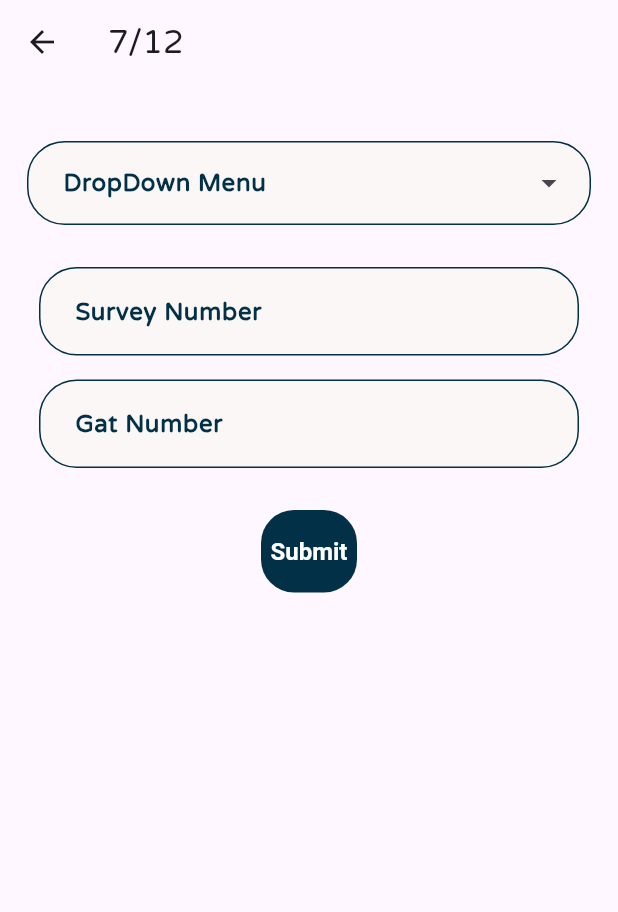
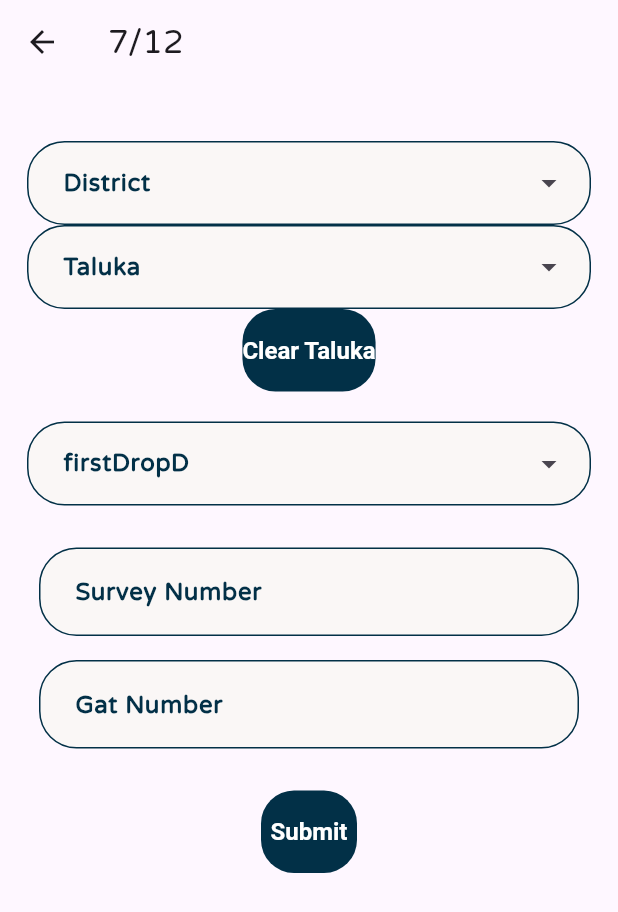
Before and after one commit to Dhanraj-Awatade/landServ_flutter_app, a Flutter app: the HomePage screen opened by its route, after a tap on "7/12", on a phone screen of 412 x 824 dp. Shown: the top 912 px of the screen. Run offline on Flutter 3.47's test engine with Material 3 defaults, Android fonts, the phone set to English and light mode, and no system bars; our stand-ins replace firebase_auth, firebase_core, flutter_riverpod, get, google_nav_bar, google_sign_in and 4 more; accounts and stored records are empty.

Commit message:
Added DropDs

```diff
--- /dev/null
+++ b/devtools_options.yaml
@@ -0,0 +1,3 @@
+description: This file stores settings for Dart & Flutter DevTools.
+documentation: https://docs.flutter.dev/tools/devtools/extensions#configure-extension-enablement-states
+extensions:
--- a/lib/app.dart
+++ b/lib/app.dart
@@ -23,8 +23,8 @@ class App extends StatelessWidget {
       darkTheme: MainTheme.darkTheme,
       debugShowCheckedModeBanner: false,
       // initialRoute: '/alterhome',
-      // home: isLoggedIn ? MyNavBar() : LoginPage(),
-      home: MyNavBar(),
+      home: isLoggedIn ? MyNavBar() : LoginPage(),
+      // home: MyNavBar(),
       // routes: MyRoutes.allRoutes,
       onGenerateRoute: (settings) => MyRoutes.allRoutes(settings),
       // ),
--- a/lib/components/custom_dropdown_form_button.dart
+++ /dev/null
@@ -1,28 +0,0 @@
-import 'package:flutter/material.dart';
-import 'package:mahareal_flutter_app/configs/constants/sizes.dart';
-
-class CustomDropdownFormButton extends StatelessWidget {
-  const CustomDropdownFormButton({super.key, required this.items, required this.onChanged, required this.label});
-  final List<String> items;
-  final ValueChanged<String?> onChanged;
-  final String label;
-
-  @override
-  Widget build(BuildContext context) {
-    return Padding(
-      padding: const EdgeInsets.all(CustomSizes.sm),
-      child: DropdownButtonFormField(
-        // padding: EdgeInsets.symmetric(vertical: 4),
-        decoration: InputDecoration(labelText: label),
-        // dropdownColor: MyColors.primary,
-        borderRadius: CustomSizes.inputBorderRadius,
-        // alignment: Alignment.center,
-
-        onChanged: onChanged,
-        items: items.map((String value) {
-          return DropdownMenuItem<String>(value: value, child: Text(value));
-        }).toList(),
-      ),
-    );
-  }
-}
--- /dev/null
+++ b/lib/components/custom_dropdown_menu_input.dart
@@ -0,0 +1,66 @@
+import 'package:flutter/material.dart';
+import 'package:mahareal_flutter_app/configs/constants/colors.dart';
+import 'package:mahareal_flutter_app/configs/constants/sizes.dart';
+import 'package:mahareal_flutter_app/theme/main_theme.dart';
+
+class CustomDropdownMenuInput extends StatelessWidget {
+  const CustomDropdownMenuInput({
+    super.key,
+    required this.items,
+    required this.onSelected,
+    required this.label,
+    this.enabled,
+    this.controller,
+  });
+
+  final List<String> items;
+  final ValueChanged<String?> onSelected;
+  final String label;
+  final bool? enabled;
+  final TextEditingController? controller;
+
+  @override
+  Widget build(BuildContext context) {
+    return DropdownMenu(
+      label: Text(
+        label,
+      ),
+      enabled: enabled ?? true,
+      controller: controller,
+      hintText: "Please select $label",
+      enableSearch: true,
+      enableFilter: true,
+      width: double.infinity,
+      onSelected: onSelected,
+      menuStyle: MenuStyle(
+        elevation: WidgetStatePropertyAll(CustomSizes.buttonElevation),
+        shadowColor: WidgetStatePropertyAll(MyColors.tertiary),
+        shape: WidgetStatePropertyAll(
+          RoundedRectangleBorder(borderRadius: CustomSizes.maxCircularBorderRadius, side: BorderSide()),
+        ),
+        padding: WidgetStatePropertyAll(CustomSizes.safetyPadding),
+        // maximumSize: WidgetStatePropertyAll(Size.fromWidth(2)),
+      ),
+      dropdownMenuEntries: items.map((item) {
+        return DropdownMenuEntry(value: item, label: item);
+      }).toList(),
+    );
+
+    //   DropdownButtonFormField(
+    //   alignment: Alignment.centerLeft,
+    //   decoration: InputDecoration(
+    //     labelText: label,
+    //     alignLabelWithHint: true,
+    //
+    //     contentPadding: CustomSizes.safetyPadding,
+    //     border: OutlineInputBorder(
+    //       borderRadius: CustomSizes.maxCircularBorderRadius,
+    //     ),
+    //   ),
+    //   onChanged: onChanged,
+    //   items: items.map((String value) {
+    //     return DropdownMenuItem<String>(value: value, child: Text(value));
+    //   }).toList(),
+    // );
+  }
+}
--- /dev/null
+++ b/lib/components/taluka_district_dropdown.dart
@@ -0,0 +1,63 @@
+import 'package:flutter/material.dart';
+import 'package:mahareal_flutter_app/components/custom_dropdown_menu_input.dart';
+import 'package:mahareal_flutter_app/configs/constants/lists.dart';
+import 'package:mahareal_flutter_app/configs/constants/service_list.dart';
+import 'package:mahareal_flutter_app/configs/utils/dropdown_generator.dart';
+
+class TalukaDistrictDropdown extends StatefulWidget {
+  const TalukaDistrictDropdown({super.key, required this.formData});
+
+  final Map<String, dynamic> formData;
+
+  @override
+  State<TalukaDistrictDropdown> createState() => _TalukaDistrictDropdownState();
+}
+
+class _TalukaDistrictDropdownState extends State<TalukaDistrictDropdown> {
+  final districts = MyLists.maharashtraDistrictTalukas.keys.toList();
+  // late String? selectedDistrict = districts.first;
+  late Set<String>? talukas = {""};
+  // MyLists.maharashtraDistrictTalukas[selectedDistrict];
+
+  final TextEditingController _talukaController = TextEditingController();
+  final TextEditingController _districtController = TextEditingController();
+
+  @override
+  Widget build(BuildContext context) {
+    // print(selectedDistrict);
+    print(talukas);
+
+    void setDistrict(value) {
+      setState(() {
+        _talukaController.clear();
+        _districtController.text = value;
+        talukas = MyLists.maharashtraDistrictTalukas[_districtController.value.text];
+
+        // _districtController.dispose();
+        // _talukaController.dispose();
+      });
+    }
+
+    return Column(
+      children: [
+        CustomDropdownMenuInput(
+          items: districts,
+          onSelected: setDistrict,
+          label: "District",
+        ),
+        CustomDropdownMenuInput(
+          // enabled: talukas != null,
+          items: /* selectedDistrict == null ? [] : */ talukas!.toList(),
+          onSelected: (value) {},
+          label: "Taluka",
+        ),
+        ElevatedButton(
+          onPressed: () {
+            _talukaController.clear();
+          },
+          child: Text("Clear Taluka"),
+        )
+      ],
+    );
+  }
+}
--- a/lib/configs/constants/lists.dart
+++ b/lib/configs/constants/lists.dart
@@ -6,18 +6,9 @@ class MyLists {
   MyLists._();
 
 /* Lists */
-  static List homePageCategoryLists = [
-    allServicesDescList,
-    landDocumentsList,
-    landServicesList,
-    surveysList
-  ];
+  static List homePageCategoryLists = [allServicesDescList, landDocumentsList, landServicesList, surveysList];
 
-  static const List bottomNavBarRouteList = [
-    HomePage(),
-    VaultPage(),
-    ConsultPage()
-  ];
+  static const List bottomNavBarRouteList = [HomePage(), VaultPage(), ConsultPage()];
 
   static const List servicesIconList = [
     "First",
@@ -26,8 +17,7 @@ class MyLists {
   ];
 
 /* Services Lists */
-  static List allServicesDescList =
-      landDocumentsList + landServicesList + surveysList;
+  static List allServicesDescList = landDocumentsList + landServicesList + surveysList;
 
   static const List<String> landDocumentsList = [
     "7/12",
@@ -66,9 +56,9 @@ class MyLists {
     "surveysList": surveysList
   };
 
-// Map < Service Name, List[TextFeilds], List[DropDs], upload enabled? >
+// Map < Service Name, List[TextFields], List[DropDs], upload enabled? >
 
-  final Map<String, Set<String>> maharashtraDistrictTalukas = {
+  static const Map<String, Set<String>> maharashtraDistrictTalukas = {
     'Pune': {
       'Haveli',
       'Mulshi',
--- a/lib/configs/constants/service_list.dart
+++ b/lib/configs/constants/service_list.dart
@@ -1,5 +1,3 @@
-// class talDistDrDropDownField {}
-
 import 'package:mahareal_flutter_app/configs/constants/enums.dart';
 
 class DropDownField {
@@ -8,41 +6,32 @@ class DropDownField {
   DropDownField({required this.dropdownOptions, required this.label});
 }
 
+// TODO: Add TextField input type (number,text)
 class CustomFormConfig {
   final List<String>? textFieldList;
   final List<DropDownField>? dropDownList;
   final bool hasTalDistDropDown;
-  CustomFormConfig(
-      {this.textFieldList,
-      this.dropDownList,
-      required this.hasTalDistDropDown});
+  CustomFormConfig({this.textFieldList, this.dropDownList, required this.hasTalDistDropDown});
 }
 
 class ServiceFormConfig {
   final String serviceName;
   final HomePageCategory categoryName;
   final List<CustomFormConfig> fields;
-  ServiceFormConfig(
-      {required this.serviceName,
-      required this.fields,
-      required this.categoryName});
+  ServiceFormConfig({required this.serviceName, required this.fields, required this.categoryName});
 }
 
 final services = <ServiceFormConfig>[
-  ServiceFormConfig(
-      serviceName: "7/12",
-      categoryName: HomePageCategory.documents,
-      fields: [
+  ServiceFormConfig(serviceName: "7/12", categoryName: HomePageCategory.documents, fields: [
     CustomFormConfig(
       hasTalDistDropDown: true,
       textFieldList: ["Survey Number", "Gat Number"],
-          // dropDownList: [DropDownField(label: "", dropdownOptions: [])],
+      dropDownList: [
+        DropDownField(label: "firstDropD", dropdownOptions: ["a", "b"])
+      ],
     )
   ]),
-  ServiceFormConfig(
-      serviceName: "Property Search",
-      categoryName: HomePageCategory.services,
-      fields: [
+  ServiceFormConfig(serviceName: "Property Search", categoryName: HomePageCategory.services, fields: [
     CustomFormConfig(
       hasTalDistDropDown: true,
       textFieldList: [],
--- /dev/null
+++ b/lib/configs/utils/dropdown_generator.dart
@@ -0,0 +1,32 @@
+import 'package:flutter/material.dart';
+import 'package:mahareal_flutter_app/components/custom_dropdown_menu_input.dart';
+import 'package:mahareal_flutter_app/configs/constants/service_list.dart';
+
+class CustomDropdownGenerator extends StatefulWidget {
+  const CustomDropdownGenerator({super.key, required this.items, required this.formData});
+
+  final Map<String, dynamic> formData;
+  final List<DropDownField> items;
+
+  @override
+  State<CustomDropdownGenerator> createState() => _CustomDropdownGeneratorState();
+}
+
+class _CustomDropdownGeneratorState extends State<CustomDropdownGenerator> {
+  @override
+  Widget build(BuildContext context) {
+    return Column(
+        children: widget.items
+            .map((x) => CustomDropdownMenuInput(
+                items: x.dropdownOptions,
+                onSelected: (value) {
+                  setState(() {
+                    widget.formData[x.label] = value;
+                  });
+                },
+                label: x.label))
+            .toList()
+        // CustomDropdownMenuInput(items: items, onSelected: onSelected, label: label),
+        );
+  }
+}
--- a/lib/main.dart
+++ b/lib/main.dart
@@ -4,8 +4,8 @@ import 'package:flutter_riverpod/flutter_riverpod.dart';
 import 'package:mahareal_flutter_app/app.dart';
 import 'package:shared_preferences/shared_preferences.dart';
 import 'package:firebase_core/firebase_core.dart';
-import 'package:firebase_auth/firebase_auth.dart';
-import 'package:google_sign_in/google_sign_in.dart';
+// import 'package:firebase_auth/firebase_auth.dart';
+// import 'package:google_sign_in/google_sign_in.dart';
 
 // Flutter app initializes here
 void main() async {
--- a/lib/pages/service_page.dart
+++ b/lib/pages/service_page.dart
@@ -1,7 +1,10 @@
 import 'package:flutter/material.dart';
+import 'package:mahareal_flutter_app/components/custom_dropdown_menu_input.dart';
+import 'package:mahareal_flutter_app/components/taluka_district_dropdown.dart';
 import 'package:mahareal_flutter_app/configs/constants/colors.dart';
 import 'package:mahareal_flutter_app/configs/constants/service_list.dart';
 import 'package:mahareal_flutter_app/configs/constants/sizes.dart';
+import 'package:mahareal_flutter_app/configs/utils/dropdown_generator.dart';
 import 'package:mahareal_flutter_app/configs/utils/textform_generator.dart';
 
 class ServicePage extends StatefulWidget {
@@ -26,15 +29,17 @@ class _ServicePageState extends State<ServicePage> {
 
   @override
   Widget build(BuildContext context) {
-    final ServiceFormConfig selectedService =
-        services.firstWhere((x) => x.serviceName == widget.serviceTitle);
-    final listOfTextFormFields =
-        selectedService.fields.map((x) => x.textFieldList).elementAt(0) ?? [""];
+    final ServiceFormConfig selectedService = services.firstWhere((x) => x.serviceName == widget.serviceTitle);
+    final listOfTextFormFields = selectedService.fields.map((x) => x.textFieldList).elementAt(0) ?? [""];
+    final listOfDropDowns = selectedService.fields.map((x) => x.dropDownList).elementAt(0) ?? [];
+    final hasTalDistDropDown = selectedService.fields.map((x) => x.hasTalDistDropDown).elementAt(0);
+
     return Scaffold(
       appBar: AppBar(title: Text(widget.serviceTitle)),
       // backgroundColor:
       //     MyColors.secondary, //ToDo: Make dynamically primary for dark mode
-      body: Padding(
+      body: SingleChildScrollView(
+        child: Padding(
           padding: CustomSizes.safetyPadding,
           child: Form(
             key: _formKey,
@@ -44,42 +49,23 @@ class _ServicePageState extends State<ServicePage> {
               crossAxisAlignment: CrossAxisAlignment.center,
               children: [
                 SizedBox(height: CustomSizes.defaultSpace),
+                TalukaDistrictDropdown(formData: _formData),
+                SizedBox(height: CustomSizes.defaultSpace),
                 // DropD Generator
-              DropdownMenu(
-                label: Text(
-                  "DropDown Menu",
-                ),
-                hintText: "Select a value",
-                enableSearch: true,
-                enableFilter: true,
-                width: double.infinity,
-                menuStyle: MenuStyle(
-                  elevation:
-                      WidgetStatePropertyAll(CustomSizes.buttonElevation),
-                  shadowColor: WidgetStatePropertyAll(MyColors.tertiary),
-                  shape: WidgetStatePropertyAll(
-                    RoundedRectangleBorder(
-                      borderRadius: CustomSizes.maxCircularBorderRadius,
-                    ),
-                  ),
-                ),
-                dropdownMenuEntries: [
-                  DropdownMenuEntry(value: 1, label: 'Hehe'),
-                  DropdownMenuEntry(value: 2, label: 'Hihi'),
-                  DropdownMenuEntry(value: 3, label: 'Hoho'),
-                ],
+                CustomDropdownGenerator(
+                  items: listOfDropDowns,
+                  formData: _formData,
                 ),
                 SizedBox(height: CustomSizes.defaultSpace),
-
                 // Text Form Generator
                 CustomTextFormFieldGenerator(
                   listOfTextFormFields: listOfTextFormFields,
                   formData: _formData,
                 ),
                 SizedBox(height: CustomSizes.defaultSpace),
-              ElevatedButton(
-                  onPressed: _submitForm, child: const Text("Submit")),
+                ElevatedButton(onPressed: _submitForm, child: const Text("Submit")),
               ],
+            ),
           ),
         ),
       ),
--- a/lib/theme/main_theme.dart
+++ b/lib/theme/main_theme.dart
@@ -1,5 +1,6 @@
 import 'package:flutter/material.dart';
 import 'package:mahareal_flutter_app/configs/constants/colors.dart';
+import 'package:mahareal_flutter_app/configs/constants/sizes.dart';
 import 'package:mahareal_flutter_app/theme/custom_button_theme.dart';
 import 'package:mahareal_flutter_app/theme/custom_input_theme.dart';
 import 'package:mahareal_flutter_app/theme/text_themes.dart';
@@ -18,7 +19,20 @@ class MainTheme {
     outlinedButtonTheme: CustomButtonThemes.lightOutlinedButtonTheme,
     // scaffoldBackgroundColor: MyColors.bgLight, // use materialYou
     inputDecorationTheme: CustomInputThemes.lightInputTheme,
-    dropdownMenuTheme: DropdownMenuThemeData(inputDecorationTheme: CustomInputThemes.lightInputTheme),
+    dropdownMenuTheme: DropdownMenuThemeData(
+      inputDecorationTheme: CustomInputThemes.lightInputTheme,
+      menuStyle: MenuStyle(
+        elevation: WidgetStatePropertyAll(CustomSizes.buttonElevation),
+        shadowColor: WidgetStatePropertyAll(MyColors.tertiary),
+        // padding:
+        //     WidgetStatePropertyAll(EdgeInsets.all(CustomSizes.defaultSpace)),
+        shape: WidgetStatePropertyAll(
+          RoundedRectangleBorder(
+            borderRadius: CustomSizes.maxCircularBorderRadius,
+          ),
+        ),
+      ),
+    ),
     checkboxTheme: CheckboxThemeData(
       checkColor: WidgetStateProperty.all(MyColors.primary),
     ),
```
Also changed, not shown: 5 other files. Lines whose indentation alone changed are shown as unchanged.
